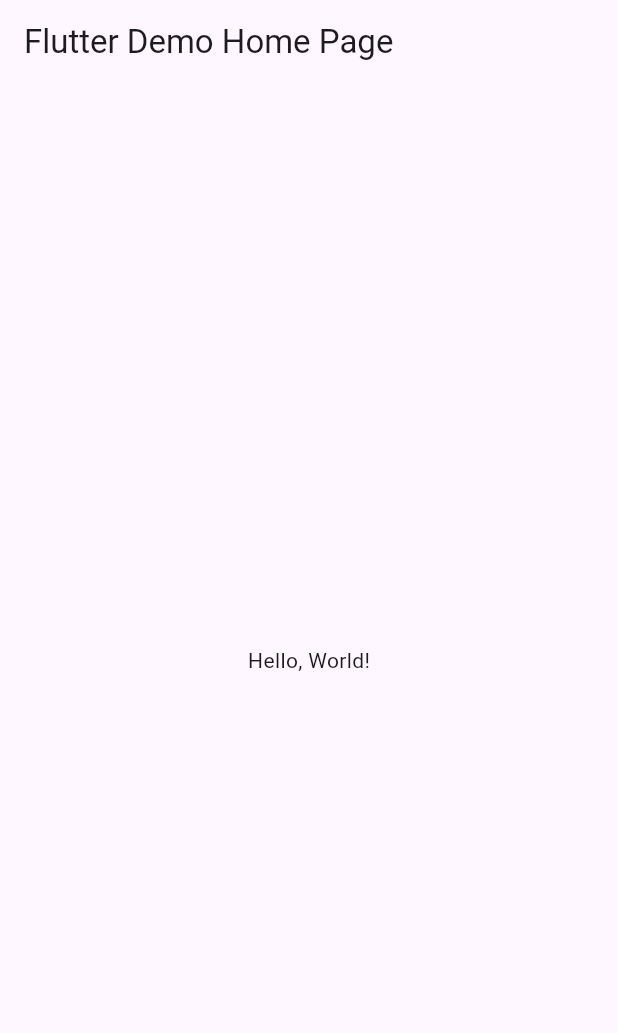
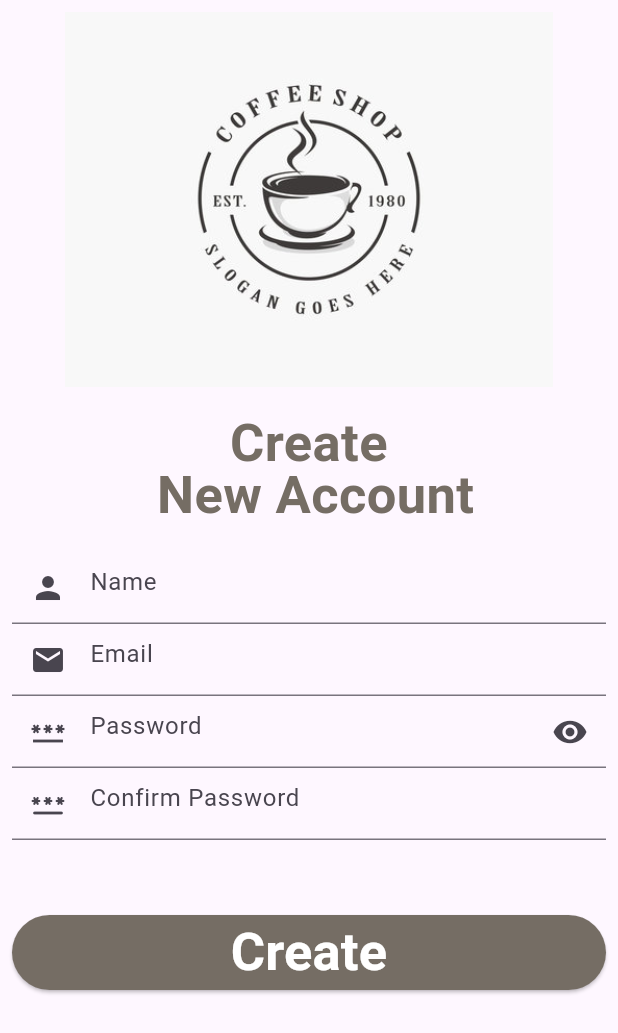
Before and after one commit to MatusG128/UII--act6, a Flutter app: the screen it shows after launch, on a phone screen of 412 x 824 dp. Shown: the top 1033 px of the screen. Run offline on Flutter 3.47's test engine with Material 3 defaults, Android fonts, the phone set to English and light mode, and no system bars.

```diff
--- a/analysis_options.yaml
+++ b/analysis_options.yaml
@@ -10,7 +10,7 @@
 include: package:flutter_lints/flutter.yaml
 
 linter:
-  # The lint rules applied to this project can be customized in the
+  # The lint rules applied to this project can be customized in thek
   # section below to disable rules from the `package:flutter_lints/flutter.yaml`
   # included above or to enable additional rules. A list of all available lints
   # and their documentation is published at https://dart.dev/lints.
@@ -23,6 +23,6 @@ linter:
   rules:
     # avoid_print: false  # Uncomment to disable the `avoid_print` rule
     # prefer_single_quotes: true  # Uncomment to enable the `prefer_single_quotes` rule
-
+prefer_const_constructor: false
 # Additional information about this file can be found at
 # https://dart.dev/guides/language/analysis-options
--- a/lib/main.dart
+++ b/lib/main.dart
@@ -1,43 +1,17 @@
 import 'package:flutter/material.dart';
+import 'package:matus0380/screen/signup_screen.dart';
 
-void main() => runApp(MyApp());
+void main(List<String> args) => runApp(const MyApp());
 
 class MyApp extends StatelessWidget {
   const MyApp({super.key});
   // This widget is the root of your application.
   @override
   Widget build(BuildContext context) {
-    return MaterialApp(
-      // Application name
-      title: 'Flutter Hello World',
-      // Application theme data, you can set the colors for the application as
-      // you want
-      theme: ThemeData(
-        // useMaterial3: false,
-        primarySwatch: Colors.blue,
-      ),
-      // A widget which will be started on application startup
-      home: MyHomePage(title: 'Flutter Demo Home Page'),
+    return const MaterialApp(
+      debugShowCheckedModeBanner: false,
+      home: SignUpScreen(),
     );
   }
 }
-
-class MyHomePage extends StatelessWidget {
-  final String title;
-  const MyHomePage({super.key, required this.title});
-
-  @override
-  Widget build(BuildContext context) {
-    return Scaffold(
-      appBar: AppBar(
-        // The title text which will be shown on the action bar
-        title: Text(title),
-      ),
-      body: Center(
-        child: Text(
-          'Hello, World!',
-        ),
-      ),
-    );
-  }
-}
+//fin
--- /dev/null
+++ b/lib/screen/signup_screen.dart
@@ -0,0 +1,180 @@
+import 'package:flutter/material.dart';
+
+void main() => runApp(const MaterialApp(home: SignUpScreen()));
+
+class SignUpScreen extends StatefulWidget {
+  const SignUpScreen({Key? key}) : super(key: key);
+
+  @override
+  State<SignUpScreen> createState() => _SignUpScreenState();
+}
+
+class _SignUpScreenState extends State<SignUpScreen> {
+  final GlobalKey<FormState> formKey = GlobalKey<FormState>();
+  final TextEditingController _nameController = TextEditingController();
+  final TextEditingController _emailController = TextEditingController();
+  final TextEditingController _passwordController = TextEditingController();
+  final TextEditingController _confirmController = TextEditingController();
+
+  bool isVisibleObsecure = false;
+
+  void _submittedForm() {
+    if (formKey.currentState!.validate()) {
+      ScaffoldMessenger.of(context).showSnackBar(
+        const SnackBar(
+          content: Text("Form submitted successfully"),
+        ),
+      );
+    }
+  }
+
+  String? validateName(String? value) {
+    if (value!.isEmpty) {
+      return "Enter name";
+    } else if (!RegExp(r"^[a-zA-Z]+$").hasMatch(value)) {
+      return "Please enter a valid name without numbers or special characters";
+    }
+    return null;
+  }
+
+  String? validateEmail(String? value) {
+    if (value!.isEmpty) {
+      return "Please enter your email address";
+    } else if (!RegExp(r"^[a-zA-Z0-9._%+-]+@[a-zA-Z0-9.-]+\.[a-zA-Z]{2,}$")
+        .hasMatch(value)) {
+      return "Please enter a valid email address";
+    }
+    return null;
+  }
+
+  String? validatePassword(String? value) {
+    if (value!.isEmpty) {
+      return "Please enter your password";
+    } else if (value.length < 6) {
+      return "Password should be at least 6 characters long";
+    } else if (!RegExp(r"^[a-zA-Z0-9]+$").hasMatch(value)) {
+      return "Password should only contain letters and numbers";
+    }
+    return null;
+  }
+
+  String? confirmValidatePassword(String? value) {
+    if (value!.isEmpty) {
+      return "Please confirm your password";
+    } else if (value != _passwordController.text) {
+      return "Passwords do not match";
+    }
+    return null;
+  }
+
+  @override
+  Widget build(BuildContext context) {
+    return Scaffold(
+      body: SafeArea(
+        child: Padding(
+          padding: const EdgeInsets.all(8.0),
+          child: SingleChildScrollView(
+            child: Column(
+              children: [
+                const Image(
+                  image: AssetImage("assets/logo.png"),
+                  height: 250,
+                ),
+                SizedBox(
+                  height: 20,
+                ),
+                Form(
+                  key: formKey,
+                  child: Column(
+                    mainAxisAlignment: MainAxisAlignment.center,
+                    children: [
+                      Text(
+                        "Create \n New Account",
+                        textAlign: TextAlign.center,
+                        style: TextStyle(
+                          fontSize: 35,
+                          fontWeight: FontWeight.bold,
+                          color: Color(0xff756d64),
+                          height: 1,
+                        ),
+                      ),
+                      SizedBox(
+                        height: 20,
+                      ),
+                      TextFormField(
+                        validator: validateName,
+                        controller: _nameController,
+                        decoration: const InputDecoration(
+                          prefixIcon: Icon(Icons.person),
+                          hintText: "Name",
+                        ),
+                      ),
+                      TextFormField(
+                        validator: validateEmail,
+                        controller: _emailController,
+                        decoration: const InputDecoration(
+                          prefixIcon: Icon(Icons.email),
+                          hintText: "Email",
+                        ),
+                      ),
+                      TextFormField(
+                        validator: validatePassword,
+                        controller: _passwordController,
+                        autocorrect: false,
+                        enableSuggestions: false,
+                        obscureText: !isVisibleObsecure,
+                        decoration: InputDecoration(
+                          suffixIcon: IconButton(
+                            onPressed: () {
+                              setState(() {
+                                isVisibleObsecure = !isVisibleObsecure;
+                              });
+                            },
+                            icon: isVisibleObsecure
+                                ? Icon(Icons.visibility_off)
+                                : Icon(Icons.visibility),
+                          ),
+                          prefixIcon: Icon(Icons.password),
+                          hintText: "Password",
+                        ),
+                      ),
+                      TextFormField(
+                        validator: confirmValidatePassword,
+                        controller: _confirmController,
+                        obscureText: true,
+                        decoration: const InputDecoration(
+                          prefixIcon: Icon(Icons.password_rounded),
+                          hintText: "Confirm Password",
+                        ),
+                      ),
+                      SizedBox(
+                        height: 50,
+                      ),
+                      ElevatedButton(
+                        style: ElevatedButton.styleFrom(
+                          backgroundColor: Color(0xff756d64),
+                          minimumSize: const Size(400, 50),
+                        ),
+                        onPressed: _submittedForm,
+                        child: Text(
+                          "Create",
+                          textAlign: TextAlign.center,
+                          style: TextStyle(
+                            fontSize: 35,
+                            fontWeight: FontWeight.bold,
+                            color: const Color(0xffffffff),
+                            height: 1,
+                          ),
+                        ),
+                      ),
+                    ],
+                  ),
+                ),
+              ],
+            ),
+          ),
+        ),
+      ),
+    );
+  }
+}
--- a/pubspec.yaml
+++ b/pubspec.yaml
@@ -17,6 +17,9 @@ dev_dependencies:
 
 flutter:
   uses-material-design: true
+  assets:
+    - assets/logo.png
+    #fin
   # assets:
   #  - images/a_dot_burr.jpeg
   #  - images/a_dot_ham.jpeg
```
Also changed, not shown: assets/logo.png (added).
